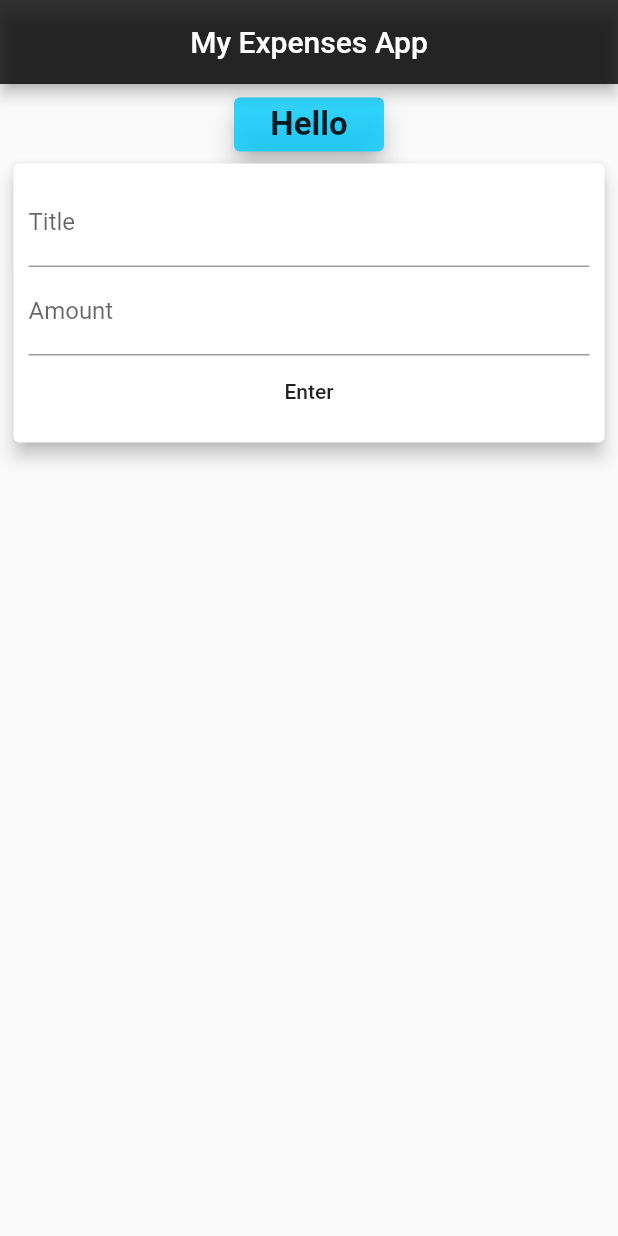
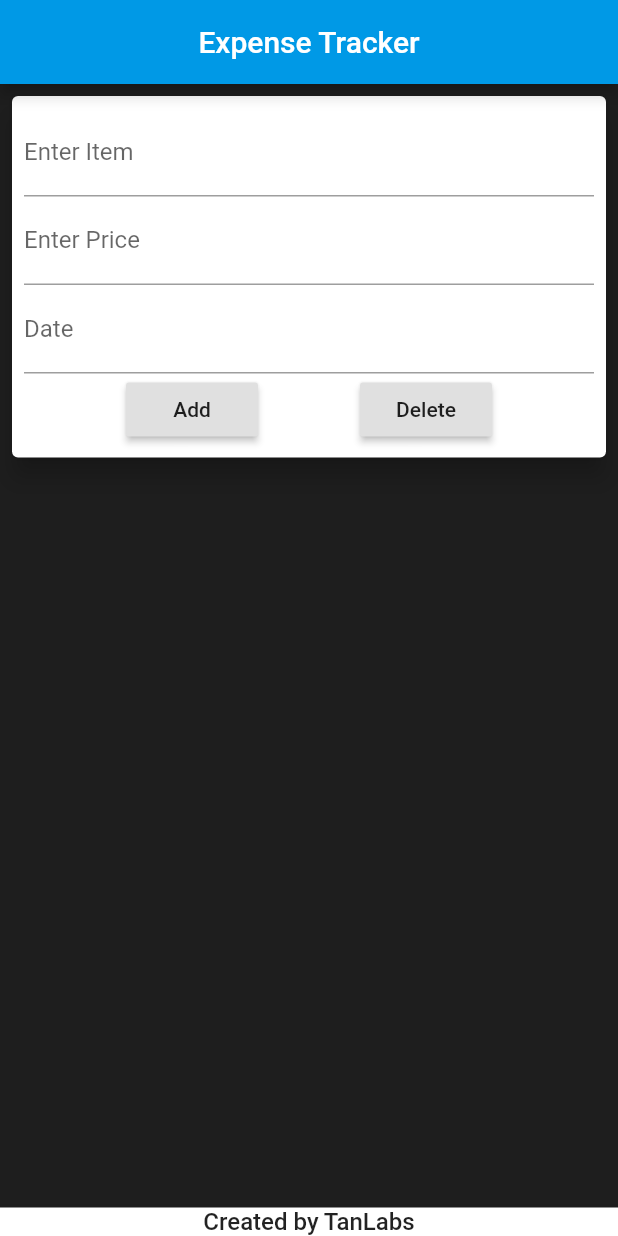
Before and after one commit to tanrode/ExpensesTrackerNew, a Flutter app: the screen it shows after launch, on a phone screen of 412 x 824 dp. Run offline on Flutter 3.47's test engine with Material 2 defaults, Android fonts, the phone set to English and light mode, and no system bars; our stand-ins replace sqflite; accounts and stored records are empty.

```diff
--- /dev/null
+++ b/lib/input.dart
@@ -0,0 +1,36 @@
+import 'package:flutter/material.dart';
+import 'package:intl/intl.dart';
+
+class Input extends StatelessWidget {
+  String name;
+  int amt;
+  String date;
+  final Function addItem;
+  final Function removeItem;
+  Input(this.name,this.amt,this.date,this.addItem,this.removeItem);
+
+  @override
+  Widget build(BuildContext context) {
+    return Card(
+                elevation: 7,
+                borderOnForeground: true,
+                child: Container(
+                  padding: EdgeInsets.all(8),
+                  child: Column(
+                    children: <Widget>[
+                      TextField(decoration: InputDecoration(labelText: 'Enter Item'), onChanged: (val) => name = val,),
+                      TextField(decoration: InputDecoration(labelText: 'Enter Price'),onChanged: (val) => amt = int.parse(val),),
+                      TextField(decoration: InputDecoration(labelText: 'Date'),onChanged: (val) => date=DateFormat('yMMMd').format(DateTime.now()) ,),
+                      Row(
+                        children: <Widget>[
+                          RaisedButton(child: Text('Add'), onPressed: () => addItem(amt,name,date),),
+                          RaisedButton(child: Text('Delete'), onPressed: () => removeItem(name), ),
+                        ],
+                        mainAxisAlignment: MainAxisAlignment.spaceEvenly,
+                      ),
+                    ],
+                  ),
+                ),
+              );
+  }
+}
--- a/lib/main.dart
+++ b/lib/main.dart
@@ -1,139 +1,96 @@
 import 'package:flutter/material.dart';
-import 'package:intl/intl.dart';
-import 'package:sqflite/sqflite.dart';
+import './transaction.dart';
 import 'dart:async';
-import './transaction.dart';
 import './dbHelper.dart';
+import './input.dart';
 
 void main()
 {
-  runApp(MyExpenses());
+  runApp(ExpenseTracker());
 }
 
-class MyExpenses extends StatefulWidget {
+class ExpenseTracker extends StatefulWidget {
   @override
-  _MyExpensesState createState() => _MyExpensesState();
+  _ExpenseTrackerState createState() => _ExpenseTrackerState();
 }
 
-class _MyExpensesState extends State<MyExpenses> {
+class _ExpenseTrackerState extends State<ExpenseTracker> {
 
   DBhelper db = DBhelper();
   List<Transactions> items;
-  int count=0;
-  String titleInput;
-  String amountInput;
+  int start=0;
+  int amt;
+  String name;
+  String date;
 
-  void save(String t,double a,DateTime d) async
-  {
-    int res= await db.getCount();
-    await db.insertTransaction(Transactions(id: res+1,title: t,amt: a,date: d));
-    items = await db.getTransactionList();
+  void addItem(int amt, String name, String date) async {
+    await db.insertTransaction(Transactions(name: name,amt: amt,date: date));
+    items = await db.dogs();
+    setState(() {
+      start = 1;
+    });
   }
 
-  void addItem(String t,double a,DateTime d)
-  {
-    save(t,a,d);
-    setState(() {
-      //items.add(Transactions(id: 4,title: t,amt: a,date: d));
-    });
+  void removeItem(String name) async {
+    await db.deleteTransaction(name);
+    items = await db.dogs();
+    setState(() {});
   }
 
   @override
   Widget build(BuildContext context) {
-
-    if(items == null)
-      items = List<Transactions>();
-
     return MaterialApp(
       home: Scaffold(
+        backgroundColor: Color.fromRGBO(30, 30, 30, 1),
+        bottomNavigationBar: BottomAppBar(child: Text('Created by TanLabs',textAlign: TextAlign.center,style: TextStyle(fontSize:16,fontWeight: FontWeight.w500),),),
         appBar: AppBar(
-          backgroundColor: Color.fromRGBO(0, 0, 0, 0.8),
-          title: Text('My Expenses App'),
+          backgroundColor: Color.fromRGBO(0, 153, 230, 1),
+          title: Text('Expense Tracker'),
           centerTitle: true,
         ),
         body: Container(
           width: double.infinity,
-          margin: EdgeInsets.all(5),
+          margin: EdgeInsets.all(4),
+          child: SingleChildScrollView(
                       child: Column(
               children: <Widget>[
-              Card(
-                color: Color.fromRGBO(0, 204, 255, 0.8),
+                Input(name, amt, date, addItem, removeItem),
+                start == 1 ?
+                Container(
+                  height: 236,
+                  child: ListView(
+                    children: items.map((txn) {
+                        return Card(
+                          elevation: 10,
                           child: Container(
-                  width: 90,
-                  margin: EdgeInsets.all(5),
-                  child: Text(
-                    'Hello',
-                    textAlign: TextAlign.center,
-                    style: TextStyle(fontSize: 22, fontWeight: FontWeight.bold),
-                  ),
-                ),
-                elevation: 7,
-              ),
-              Card(
-                elevation: 5,
-                child:Container(
-                  margin: EdgeInsets.all(10),
-                  child: Column(children: [
-                    TextField(decoration: InputDecoration(labelText: 'Title'),onChanged: (val) => titleInput=val,),
-                    TextField(decoration: InputDecoration(labelText: 'Amount'),onChanged: (val) => amountInput=val,),
-                    //TextField(decoration: InputDecoration(labelText: 'Date')),
-                    FlatButton(onPressed: () => addItem(titleInput,double.parse(amountInput),DateTime.now()), child: Text('Enter'))
-                  ],),
-                ),
-              ),
-              Column(
-                  children: items.map((li) {
-                return Card(
-                  color: Color.fromRGBO(0, 255, 153, 0.8),
-                  child: Container(
-                    width: 300,
+                            decoration: BoxDecoration(color: Color.fromRGBO(0, 191, 230, 1)),
                             child: Row(
                               children: <Widget>[
                                 Container(
+                                  width: 140,
                                   margin: EdgeInsets.all(5),
-                          //color: Color.fromRGBO(255, 204, 204, 1),
-                          decoration: BoxDecoration(
-                              border: Border.all(
-                              width: 2,
-                              color: Colors.black,
-                            ),
-                            color: Color.fromRGBO(255, 204, 204, 1),
-                          ),
-                          child: Text(
-                            'Rs.' + li.amt.toString(),
-                            style: TextStyle(
-                                fontSize: 20, fontWeight: FontWeight.bold),
-                            textAlign: TextAlign.center,
-                          ),
-                        padding: EdgeInsets.fromLTRB(2, 1, 2, 1),
+                                  decoration: BoxDecoration(color: Color.fromRGBO(221, 255, 100, 1)),
+                                  child: Text('Rs. '+txn.amt.toString(),textAlign: TextAlign.center, style: TextStyle(fontSize: 22),),
                                   ),
                                 Container(
                                   width: 180,
                                   child: Column(
-                            children: <Widget>[
-                              Text(li.title,
-                                  textAlign: TextAlign.center,
-                                  style: TextStyle(
-                                      fontSize: 18, fontWeight: FontWeight.bold)),
-                              Text(DateFormat.yMMMd().format(li.date),
-                                  textAlign: TextAlign.end,
-                                  style: TextStyle(
-                                      fontSize: 14, fontWeight: FontWeight.w500))
+                                    children: [
+                                      Text(txn.name,textAlign: TextAlign.center,style: TextStyle(fontSize:21,fontWeight: FontWeight.bold,color: Color.fromRGBO(250, 234, 215, 1)),),
+                                      Text('Date: '+txn.date,textAlign: TextAlign.center,style: TextStyle(fontSize:16,fontWeight: FontWeight.w500,color: Color.fromRGBO(200, 234, 190, 1)),),
                                     ],
                                     crossAxisAlignment: CrossAxisAlignment.center,
                                   ),
                                 ),
                               ],
-                      //mainAxisAlignment: MainAxisAlignment.center,
                             ),
-                    margin: EdgeInsets.all(5),
                           ),
-                  elevation: 5,
                         );
-              }).toList()),
+                    }).toList()
+                  ),
+                ): Text(''),
               ],
-            //mainAxisAlignment: MainAxisAlignment.center,
-            crossAxisAlignment: CrossAxisAlignment.center,
+            ),
           ),
         ),
       ),
--- a/lib/transaction.dart
+++ b/lib/transaction.dart
@@ -1,58 +1,26 @@
 import 'package:flutter/foundation.dart';
-//import 'dart:async';
-
-//import 'package:sqflite/sqflite.dart';
-//import 'package:path/path.dart';
 
 class Transactions
 {
-   int id;
-   String title;
-   double amt;
-   DateTime date;
+  final String name;
+  final int amt;
+  final String date;
 
-  Transactions({this.id,this.title,this.amt,this.date});
+  Transactions({@required this.name,@required this.amt, @required this.date});
 
-
-  int get id1 => id;
-  String get title1 => title;
-  double get amt1 => amt;
-  DateTime get date1 => date;
-
-  set id1(int s)
-  {
-    this.id=s;
+  Map<String, dynamic> toMap() {
+    return {
+      'name': name,
+      'amt': amt,
+      'date': date,
+    };
   }
 
-  set title1(String s)
-  {
-    this.title=s;
+  // Implement toString to make it easier to see information about
+  // each dog when using the print statement.
+  @override
+  String toString() {
+    return 'Transactions{name: $name}';
   }
 
-  set amt1(double s)
-  {
-    this.amt=s;
-  }
-
-  set date1(DateTime s)
-  {
-    this.date=s;
-  }
-
-  Map<String,dynamic> toMap(){
-    var map=Map<String,dynamic>();
-    map['id']=id;
-    map['title']=title;
-    map['amt']=amt;
-    map['date']=date;
-
-    return map;
-  }
-
-  Transactions.fromMapObject(Map<String,dynamic> map){
-    this.id=map['id'];
-    this.title=map['title'];
-    this.amt=map['amt'];
-    this.date=map['date'];
-  }
 }
--- a/pubspec.yaml
+++ b/pubspec.yaml
@@ -1,4 +1,4 @@
-name: my_expenses
+name: expenses_new
 description: A new Flutter project.
 
 # The following defines the version and build number for your application.
@@ -19,7 +19,7 @@ environment:
 dependencies:
   flutter:
     sdk: flutter
-  path_provider: ^1.6.5
+  path: ^1.6.4
   sqflite: ^1.3.0
   intl: ^0.16.1
   # The following adds the Cupertino Icons font to your application.
```
Also changed, not shown: lib/dbHelper.dart (+67 -92 lines), 1 other file. Lines whose indentation alone changed are shown as unchanged.
